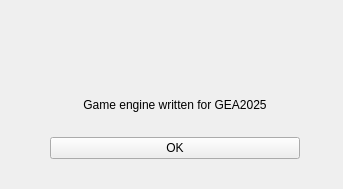
Old version of the form source/core/platforms/qt/about.ui in the repository alanhaugen/gameengine.
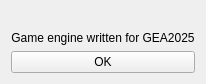
New version of the form. Icons and pictures are not drawn.

Commit message: About window added

What changed in the file:
```diff
--- a/source/core/platforms/qt/about.ui
+++ b/source/core/platforms/qt/about.ui
@@ -13,15 +13,11 @@
   <property name="windowTitle">
    <string>Form</string>
   </property>
-  <widget class="QWidget" name="">
-   <property name="geometry">
-    <rect>
-     <x>50</x>
-     <y>20</y>
-     <width>250</width>
-     <height>139</height>
-    </rect>
+  <layout class="QVBoxLayout" name="verticalLayout_2">
+   <property name="sizeConstraint">
+    <enum>QLayout::SizeConstraint::SetFixedSize</enum>
    </property>
+   <item>
    <layout class="QVBoxLayout" name="verticalLayout">
     <item>
      <widget class="QLabel" name="label_2">
@@ -31,6 +27,9 @@
       <property name="pixmap">
        <pixmap>../../../../Assets/Textures/huldralogo.png</pixmap>
       </property>
+       <property name="alignment">
+        <set>Qt::AlignmentFlag::AlignCenter</set>
+       </property>
      </widget>
     </item>
     <item>
@@ -51,7 +50,8 @@
      </widget>
     </item>
    </layout>
-  </widget>
+   </item>
+  </layout>
  </widget>
  <resources/>
  <connections/>
```
Left out of the diff: 6 changed lines with no effect on the pictures. Lines whose indentation alone changed are shown as unchanged. The commit also changes 3 other files.
